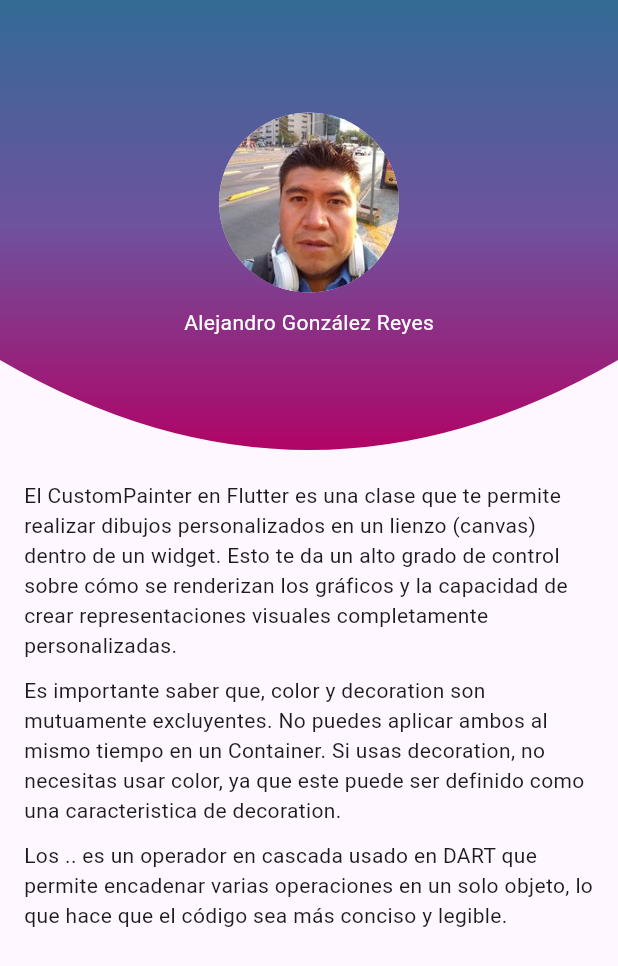
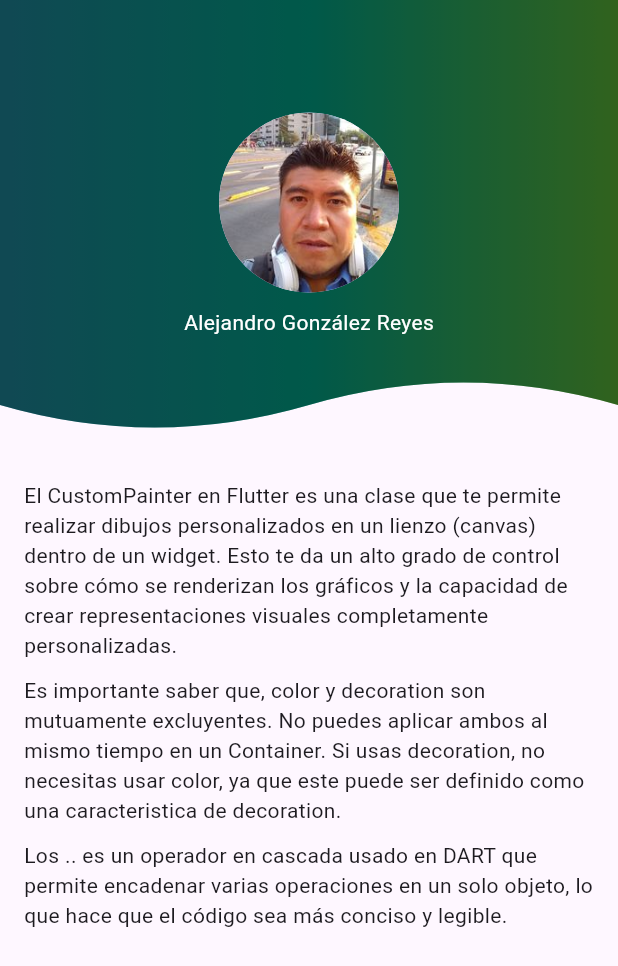
Before and after one commit to alexglzrys/flutter_design_custom_painter, a Flutter app: the screen it shows after launch, on a phone screen of 412 x 824 dp. Shown: the top 966 px of the screen. Run offline on Flutter 3.47's test engine with Material 3 defaults, Android fonts, the phone set to English and light mode, and no system bars.

Commit message:
header rectángulo con waves en la parte inferior

```diff
--- a/lib/screens/headers_page.dart
+++ b/lib/screens/headers_page.dart
@@ -14,7 +14,8 @@
             // HeaderBordesRedondeados(),
             // HeaderRectanguloInclinado(),
             //HeaderRectanguloPico(),
-            HeaderRectanguloCurvo(),
+            // HeaderRectanguloCurvo(),
+            HeaderRectanguloWaves(),
             Content(),
           ],
         ),
--- /dev/null
+++ b/lib/widgets/header_rectangulo_waves.dart
@@ -0,0 +1,100 @@
+import 'package:flutter/material.dart';
+
+// Widget para representar una cabecera rectangular con efecto waves en la parte inferior
+class HeaderRectanguloWaves extends StatelessWidget {
+  const HeaderRectanguloWaves({super.key});
+
+  @override
+  Widget build(BuildContext context) {
+    return SizedBox(
+      width: double.infinity,
+      height: 300,
+      // ? CustomPaint permite realizar dibujos personalizados en la aplicación.
+      child: CustomPaint(
+        // * Especificar el objeto CustomPainter encargado de definir el dibujo personalizado
+        painter: _PainterRectanguloWaves(),
+        child: const _Content(),
+      ),
+    );
+  }
+}
+
+// Cuando se utiliza CustomPaint, se debe proporcionar un objeto CustomPainter que implemente los método paint y shouldRepaint
+// Este será el encargado de dibujar el elementos complejo sobre el canvas o área designada
+class _PainterRectanguloWaves extends CustomPainter {
+  @override
+  void paint(Canvas canvas, Size size) {
+    // Inicializar el objeto paint (lápiz para dibujar) y sus respectivas propiedades
+    // Los .. es un operador en cascada usado en DART que permite encadenar varias operaciones en un solo objeto, lo que hace que el código sea más conciso y legible.
+    final paint = Paint()
+      ..style = PaintingStyle.fill
+      // ? Para usar colores gradientes en un objeto Paint se requiere de un shader
+      // * el método createShader crea un Shader a partir de un gradiente lineal y un rectángulo que representa el área de dibujo del CustomPaint.
+      ..shader = const LinearGradient(
+        colors: [
+          Color(0xff1B798B),
+          Color(0xff00947B),
+          Color(0xff51A431),
+        ],
+        begin: Alignment.centerLeft,
+        end: Alignment.centerRight,
+      ).createShader(Rect.fromLTWH(0, 0, size.width, size.height));
+
+    // Definir otro objeto Paint
+    // Permitirá definir una capa oscura con opacidad
+    final maskPaint = Paint();
+    maskPaint.color = Colors.black.withOpacity(0.4);
+
+    // Inicializar el objeto path (encargado de establecer el camino a dibujar)
+    final path = Path();
+
+    // Trazar las rutas correspondientes (dibujar triangulo rectángulo con pico inferior)
+    path.lineTo(0, size.height * .9);
+    // ? El método quadraticBezierTo es una función que se utiliza para agregar una curva de Bézier cuadrática al objeto Path.
+    // * La curva de Bézier cuadrática se define mediante un punto de control (ancla) y un punto final donde terminará la curva.
+
+    // Linea que va del punto (0, 90%) al punto (50%, 90%) - Punto de ancla que definela la intersección lineas tangentes (25%, 100%)
+    path.quadraticBezierTo(
+        size.width * .25, size.height, size.width * .5, size.height * .9);
+    // Linea que va del punto (50, 90%) al punto (100%, 90%) - Punto de ancla que definela la intersección lineas tangentes (75%, 80%)
+    path.quadraticBezierTo(
+        size.width * .75, size.height * .8, size.width, size.height * .9);
+
+    path.lineTo(size.width, 0);
+    path.lineTo(0, 0);
+
+    // ?Plasmar los trazos sobre el canvas
+    canvas.drawPath(path, paint); // Lienzo gradiente
+    canvas.drawPath(path, maskPaint); // Lienzo capa oscura con opacidad
+  }
+
+  @override
+  bool shouldRepaint(covariant CustomPainter oldDelegate) {
+    return true;
+  }
+}
+
+// Widget que representa el contenido prinicpal a dibujar sobre el elemento complejo dibujado con CustomPaint
+class _Content extends StatelessWidget {
+  const _Content({super.key});
+
+  @override
+  Widget build(BuildContext context) {
+    return const Center(
+      child: Column(
+        mainAxisAlignment: MainAxisAlignment.center,
+        children: [
+          CircleAvatar(
+            backgroundImage: AssetImage('assets/images/avatar.jpg'),
+            radius: 60,
+          ),
+          SizedBox(height: 10),
+          Text(
+            'Alejandro González Reyes',
+            style: TextStyle(color: Colors.white),
+          )
+        ],
+      ),
+    );
+  }
+}
```
Also changed, not shown: lib/widgets/widgets.dart (+5 -4 lines).
